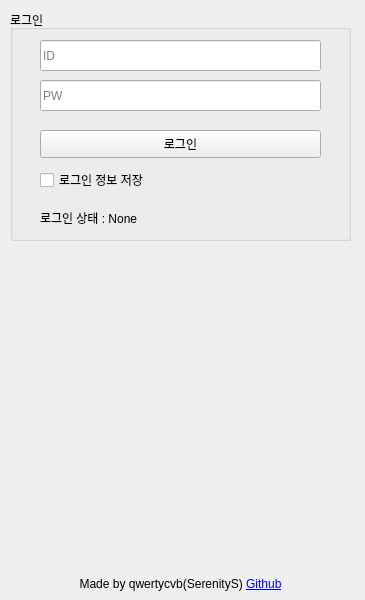
Qt form DCCleaner.ui (schema2882/DCCleaner_GUI) before a commit.
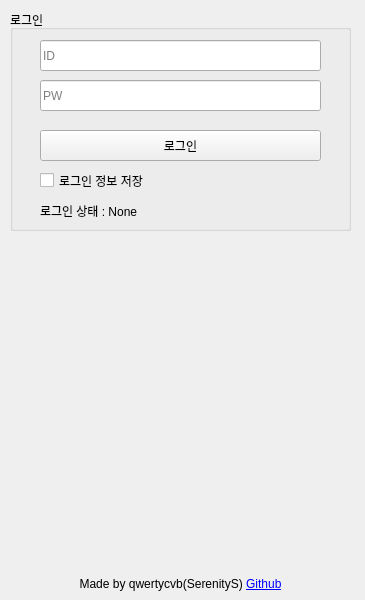
The same form after that commit.

Commit message: UI 사이즈 조정

Patch:
```diff
--- a/DCCleaner.ui
+++ b/DCCleaner.ui
@@ -20,7 +20,7 @@
       <x>10</x>
       <y>10</y>
       <width>341</width>
-      <height>231</height>
+      <height>221</height>
      </rect>
     </property>
     <property name="title">
@@ -32,7 +32,7 @@
        <x>30</x>
        <y>120</y>
        <width>281</width>
-       <height>28</height>
+       <height>31</height>
       </rect>
      </property>
      <property name="text">
@@ -45,7 +45,7 @@
        <x>30</x>
        <y>160</y>
        <width>281</width>
-       <height>20</height>
+       <height>21</height>
       </rect>
      </property>
      <property name="focusPolicy">
@@ -91,9 +91,9 @@
      <property name="geometry">
       <rect>
        <x>30</x>
-       <y>200</y>
+       <y>190</y>
        <width>281</width>
-       <height>16</height>
+       <height>21</height>
       </rect>
      </property>
      <property name="text">
```
